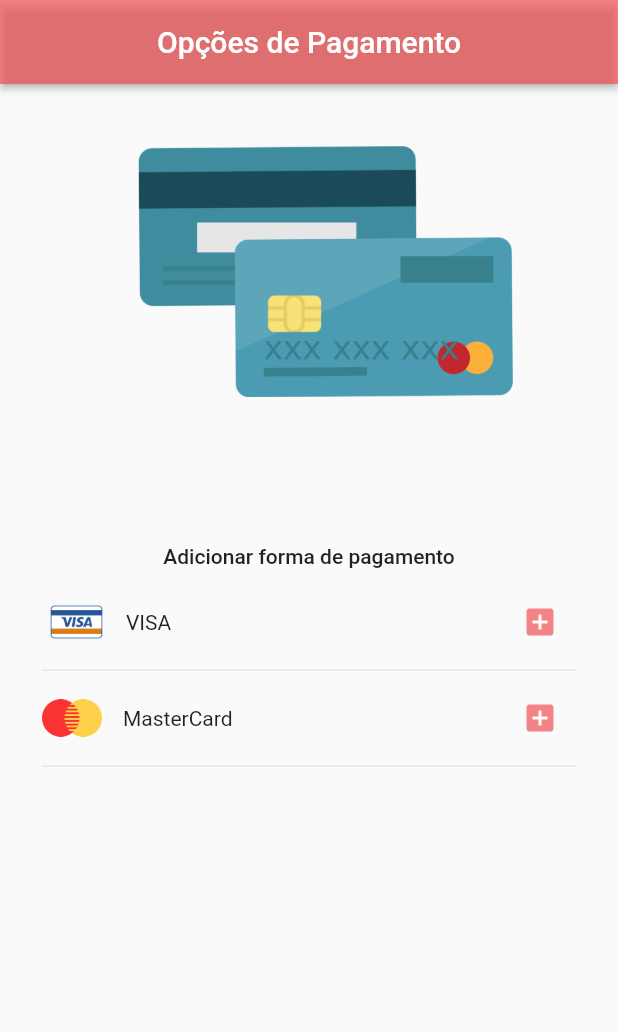
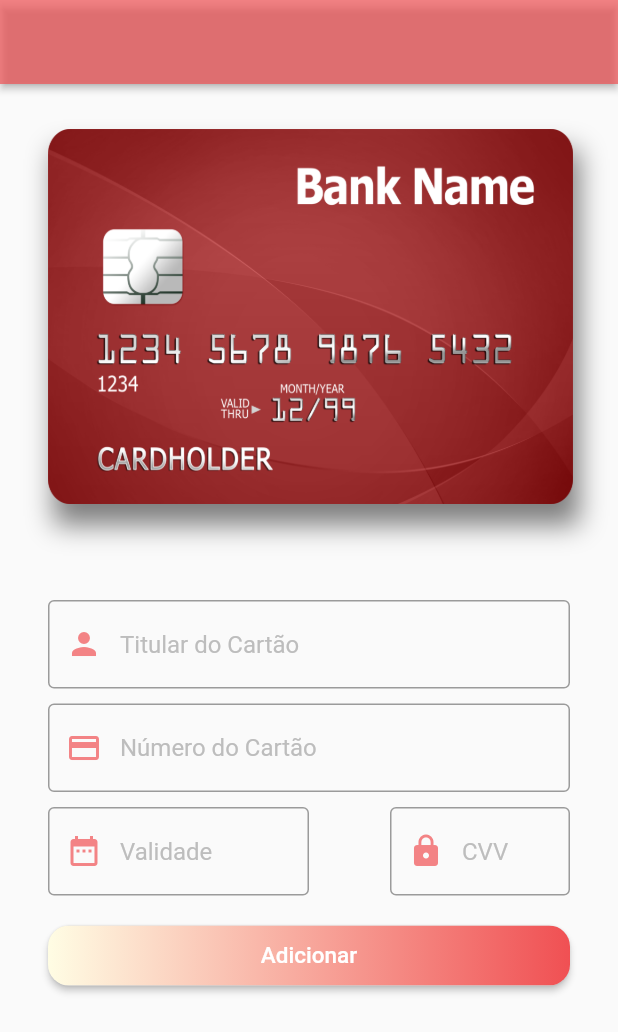
Before and after one commit to jpgSouza/flutter-online-shop, a Flutter app: the CreditCardActivity screen opened directly, on a phone screen of 412 x 824 dp. Shown: the top 1032 px of the screen. Run offline on Flutter 3.47's test engine with Material 2 defaults, Android fonts, the phone set to English and light mode, and no system bars; our stand-ins replace carousel_pro, cloud_firestore, firebase_auth, transparent_image; accounts and stored records are empty.

```diff
--- a/lib/activities/credit_card_activity.dart
+++ b/lib/activities/credit_card_activity.dart
@@ -1,4 +1,5 @@
 import 'package:flutter/material.dart';
+import 'package:flutter_online_shop/activities/cart_activity.dart';
 import 'package:flutter_online_shop/model/credit_card_model.dart';
 import 'package:scoped_model/scoped_model.dart';
 
@@ -9,7 +10,6 @@ class CreditCardActivity extends StatelessWidget {
       appBar: AppBar(
         backgroundColor: Color.fromRGBO(240, 80, 83, 0.7),
         elevation: 2.0,
-        title: Text("Opções de Pagamento"),
         centerTitle: true,
       ),
       body: ScopedModelDescendant<CreditCard>(
@@ -19,96 +19,164 @@ class CreditCardActivity extends StatelessWidget {
             padding: EdgeInsets.only(left: 12.0, right: 12.0),
             children: <Widget>[
               Container(
-                width: MediaQuery.of(context).size.width,
-                height: MediaQuery.of(context).size.height / 3.0,
+                padding: EdgeInsets.only(top: 30.0),
+                color: Colors.transparent,
+                width: 300.0,
+                height: 320.0,
                 child: Stack(
                   children: <Widget>[
                     Positioned(
-                      width: 250.0,
+                      width: 350.0,
                       height: 250.0,
-                      left: 80.0,
+                      left: 20.0,
                       child: Container(
                         decoration: BoxDecoration(
+                            boxShadow: [
+                              BoxShadow(
+                                  color: Color.fromRGBO(0, 0, 0, 0.5),
+                                  blurRadius: 14.0,
+                                  offset: Offset(4, 14))
+                            ],
                             image: DecorationImage(
-                          image: AssetImage('lib/images/credit_card.png'),
-                        )),
+                                image: AssetImage(
+                                    'lib/images/credit_card_register.png'),
+                                fit: BoxFit.fill)),
                       ),
                     )
                   ],
                 ),
               ),
               SizedBox(
-                height: 16.0,
+                height: 4.0,
               ),
               Container(
-                padding: EdgeInsets.all(16.0),
+                padding: EdgeInsets.all(20.0),
                 child: Column(
                   children: <Widget>[
-                    Text(
-                      "Adicionar forma de pagamento",
-                      textAlign: TextAlign.start,
-                      style: TextStyle(fontWeight: FontWeight.w500),
+                    TextFormField(
+                      controller: model.cardName,
+                      textCapitalization: TextCapitalization.characters,
+                      decoration: InputDecoration(
+                          focusedBorder: OutlineInputBorder(
+                              borderSide: BorderSide(
+                            color: Color.fromARGB(255, 240, 80, 83),
+                          )),
+                          border: OutlineInputBorder(),
+                          hintText: "Titular do Cartão",
+                          hintStyle: TextStyle(color: Colors.grey[400]),
+                          prefixIcon: Icon(Icons.person,
+                              color: Color.fromRGBO(240, 80, 83, 0.7))),
                     ),
                     SizedBox(
-                      height: 12.0,
+                      height: 10.0,
+                    ),
+                    TextFormField(
+                      controller: model.cardNumber,
+                      keyboardType: TextInputType.number,
+                      decoration: InputDecoration(
+                          focusedBorder: OutlineInputBorder(
+                              borderSide: BorderSide(
+                            color: Color.fromARGB(255, 240, 80, 83),
+                          )),
+                          border: OutlineInputBorder(),
+                          hintText: "Número do Cartão",
+                          hintStyle: TextStyle(color: Colors.grey[400]), prefixIcon: Icon(Icons.credit_card,
+                          color: Color.fromRGBO(240, 80, 83, 0.7))),
+                    ),
+                    SizedBox(
+                      height: 10.0,
                     ),
                     Row(
                       mainAxisAlignment: MainAxisAlignment.spaceBetween,
                       children: <Widget>[
-                        Tab(
-                          icon: Container(
-                              child: Row(
-                            children: <Widget>[
-                              Image(
-                                image: AssetImage('lib/images/visa_icon.png'),
-                              ),
-                              SizedBox(
-                                width: 10.0,
-                              ),
-                              Text("VISA"),
-                            ],
-                          )),
+                        Flexible(
+                          child: Container(
+                            width: 300.0,
+                            child: TextFormField(
+                              controller: model.cardExpirationDate,
+                              keyboardType: TextInputType.datetime,
+                              decoration: InputDecoration(
+                                  focusedBorder: OutlineInputBorder(
+                                      borderSide: BorderSide(
+                                    color: Color.fromARGB(255, 240, 80, 83),
+                                  )),
+                                  border: OutlineInputBorder(),
+                                  hintText: "Validade",
+                                  hintStyle:
+                                      TextStyle(color: Colors.grey[400]), prefixIcon: Icon(Icons.date_range,
+                                  color: Color.fromRGBO(240, 80, 83, 0.7))),
+                            ),
+                          ),
                         ),
-                        IconButton(
-                          onPressed: (){},
-                            icon: Icon(Icons.add_box,
-                                color: Color.fromRGBO(240, 80, 83, 0.7))),
+                        Flexible(
+                          child: Container(
+                            width: 120,
+                            child: TextFormField(
+                              controller: model.cardSecurityCode,
+                              keyboardType: TextInputType.number,
+                              decoration: InputDecoration(
+                                  focusedBorder: OutlineInputBorder(
+                                      borderSide: BorderSide(
+                                    color: Color.fromARGB(255, 240, 80, 83),
+                                  )),
+                                  border: OutlineInputBorder(),
+                                  hintText: "CVV",
+                                  hintStyle:
+                                      TextStyle(color: Colors.grey[400]), prefixIcon: Icon(Icons.lock,
+                                  color: Color.fromRGBO(240, 80, 83, 0.7))),
+                            ),
+                          ),
+                        )
                       ],
                     ),
-                    Divider(),
-                    Row(
-                      mainAxisAlignment: MainAxisAlignment.spaceBetween,
-                      children: <Widget>[
-                        Tab(
-                          icon: Container(
-                              child: Row(
-                            children: <Widget>[
-                              Image(
-                                image: AssetImage(
-                                    'lib/images/master_card_icon.png'),
-                                height: 40,
-                                width: 40,
+                    SizedBox(
+                      height: 16.0,
+                    ),
+                    RaisedButton(
+                      onPressed: () {
+                        Map<String, dynamic> cardData = {
+                          "cardName": model.cardName.text,
+                          "cardNumber": model.cardNumber.text,
+                          "cardExpirationDate": model.cardExpirationDate.text,
+                          "cardSecurityCode": model.cardSecurityCode.text,
+                          "flag": model.cardFlag,
+                        };
+
+                        model.createCard(cardData);
+
+                        Navigator.of(context).pop();
+
+                      },
+                      shape: RoundedRectangleBorder(
+                          borderRadius: BorderRadius.circular(14.0)),
+                      padding: EdgeInsets.all(0.0),
+                      child: Ink(
+                          decoration: BoxDecoration(
+                              gradient: LinearGradient(
+                                  colors: [
+                                    Color.fromARGB(255, 255, 253, 228),
+                                    Color.fromARGB(255, 240, 80, 83),
+                                  ],
+                                  begin: Alignment.bottomLeft,
+                                  end: Alignment.bottomRight),
+                              borderRadius: BorderRadius.circular(14.0)),
+                          child: Container(
+                            constraints:
+                            BoxConstraints(maxWidth: 400.0, minHeight: 40.0),
+                            alignment: Alignment.center,
+                            child: Text(
+                              "Adicionar",
+                              textAlign: TextAlign.center,
+                              style: TextStyle(
+                                color: Colors.white,
+                                fontSize: 15.0,
                               ),
-                              SizedBox(
-                                width: 14.0,
-                              ),
-                              Text("MasterCard"),
-                            ],
+                            ),
                           )),
-                        ),
-                        IconButton(
-                          onPressed: (){},
-                          icon: Icon(
-                            Icons.add_box,
-                            color: Color.fromRGBO(240, 80, 83, 0.7),
-                          ),
-                        ),
-                      ],
                     ),
-                    Divider(),
                   ],
                 ),
-              )
+              ),
             ],
           ));
         },
--- a/lib/main.dart
+++ b/lib/main.dart
@@ -1,5 +1,5 @@
 import 'package:flutter/material.dart';
-import 'package:flutter_online_shop/activities/credit_card_activity.dart';
+import 'package:flutter_online_shop/activities/payment_method_activity.dart';
 import 'package:flutter_online_shop/activities/home_activity.dart';
 import 'package:flutter_online_shop/model/credit_card_model.dart';
 import 'package:scoped_model/scoped_model.dart';
--- a/lib/model/credit_card_model.dart
+++ b/lib/model/credit_card_model.dart
@@ -3,8 +3,7 @@ import 'package:flutter/cupertino.dart';
 import 'package:flutter_online_shop/model/user_model.dart';
 import 'package:scoped_model/scoped_model.dart';
 
-class CreditCard extends Model{
-
+class CreditCard extends Model {
   Map<String, dynamic> creditCardData = Map();
 
   User user;
@@ -14,27 +13,35 @@ class CreditCard extends Model{
   final cardExpirationDate = TextEditingController();
   final cardSecurityCode = TextEditingController();
 
-  String flag;
+  String cardFlag;
+  String cardId;
 
-  CreditCard(this.user);
+  CreditCard(this.user){
+    if(this.user.isLoggedIn()) _loadCard();
+  }
 
-  static CreditCard of(BuildContext context) => ScopedModel.of<CreditCard>(context);
+  static CreditCard of(BuildContext context) =>
+      ScopedModel.of<CreditCard>(context);
 
-  void createCard(Map<String, dynamic> cardData) async{
-
+  void createCard(Map<String, dynamic> cardData) async {
     await _saveCreditCard(cardData);
 
     notifyListeners();
   }
 
-  Future<Null> _saveCreditCard(Map<String, dynamic> creditCardData) async{
+  Future<Null> _saveCreditCard(Map<String, dynamic> creditCardData) async {
     this.creditCardData = creditCardData;
 
-    await Firestore.instance.collection("users").document(user.firebaseUser.uid).collection("creditCard").add(creditCardData);
-
+    await Firestore.instance
+        .collection("users")
+        .document(user.firebaseUser.uid)
+        .collection("creditCard")
+        .add(creditCardData).then((doc){
+          cardId = doc.documentID;
+    });
   }
 
-  void update(){
+  void _loadCard() async {
     notifyListeners();
   }
 
```
Also changed, not shown: lib/activities/payment_method_activity.dart (added, +131 -0 lines), lib/widgets/payment_method_card.dart (+16 -5 lines), lib/images/credit_card_register.png (added).
